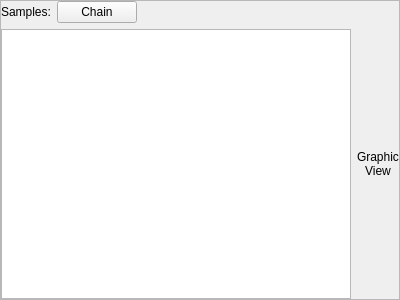
First picture: the form in apps/BlockTool/blockTool.ui, repository assignonward/aosuite, before the edit.
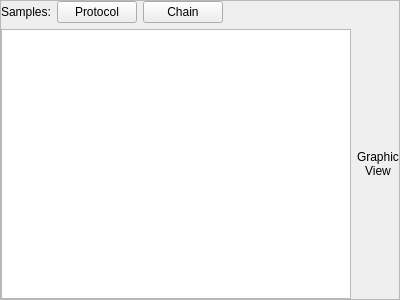
Second picture: the form after the edit. Icons and pictures are not drawn.

Commit message: start defining a protocol item

What changed in the file:
```diff
--- a/apps/BlockTool/blockTool.ui
+++ b/apps/BlockTool/blockTool.ui
@@ -74,6 +74,13 @@
         </property>
        </widget>
       </item>
+      <item>
+       <widget class="QPushButton" name="protocol">
+        <property name="text">
+         <string>Protocol</string>
+        </property>
+       </widget>
+      </item>
       <item>
        <widget class="QPushButton" name="chain">
         <property name="text">
```
The commit also changes 4 other files.
